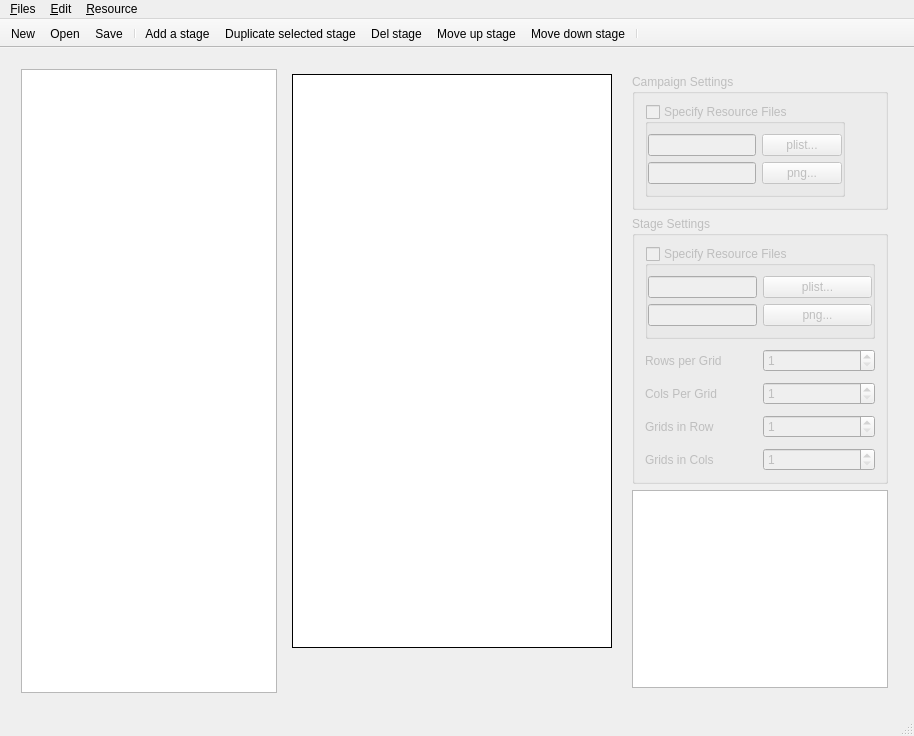
Above: mainwindow.ui from kerlw/kidsudoku_editor before the change. Below: the same form after it.
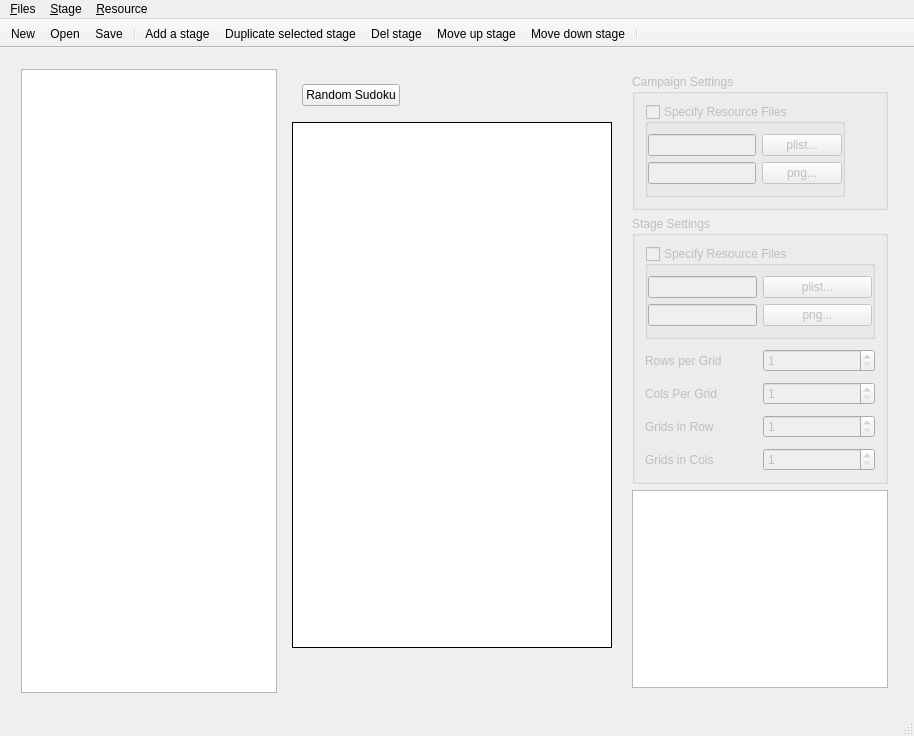
That is the form after the change. Icons and pictures are not drawn.

Commit message: Im so stupid that used QDataStream in wrong way, fixed. QCampaignData,QStageData from / to QDataStream done!

Patch:
```diff
--- a/mainwindow.ui
+++ b/mainwindow.ui
@@ -68,6 +68,48 @@
         <property name="bottomMargin">
          <number>5</number>
         </property>
+        <item>
+         <layout class="QHBoxLayout" name="horizontalLayout_10">
+          <property name="leftMargin">
+           <number>10</number>
+          </property>
+          <property name="topMargin">
+           <number>10</number>
+          </property>
+          <property name="rightMargin">
+           <number>10</number>
+          </property>
+          <property name="bottomMargin">
+           <number>10</number>
+          </property>
+          <item>
+           <widget class="QPushButton" name="m_btnGenerate">
+            <property name="sizePolicy">
+             <sizepolicy hsizetype="Preferred" vsizetype="Preferred">
+              <horstretch>0</horstretch>
+              <verstretch>0</verstretch>
+             </sizepolicy>
+            </property>
+            <property name="text">
+             <string>Random Sudoku</string>
+            </property>
+           </widget>
+          </item>
+          <item>
+           <widget class="QLabel" name="m_tvSolves">
+            <property name="sizePolicy">
+             <sizepolicy hsizetype="Expanding" vsizetype="Preferred">
+              <horstretch>0</horstretch>
+              <verstretch>0</verstretch>
+             </sizepolicy>
+            </property>
+            <property name="text">
+             <string/>
+            </property>
+           </widget>
+          </item>
+         </layout>
+        </item>
         <item>
          <widget class="QTableView" name="m_tbSudokuBox">
           <property name="minimumSize">
@@ -503,7 +545,7 @@
    </widget>
    <widget class="QMenu" name="menu_Build">
     <property name="title">
-     <string>&amp;Edit</string>
+     <string>&amp;Stage</string>
     </property>
     <addaction name="action_Add_a_stage"/>
     <addaction name="actionMove_up_stage"/>
```
Left out of the diff: 45 changed lines with no effect on the pictures. The commit also changes 16 other files.
